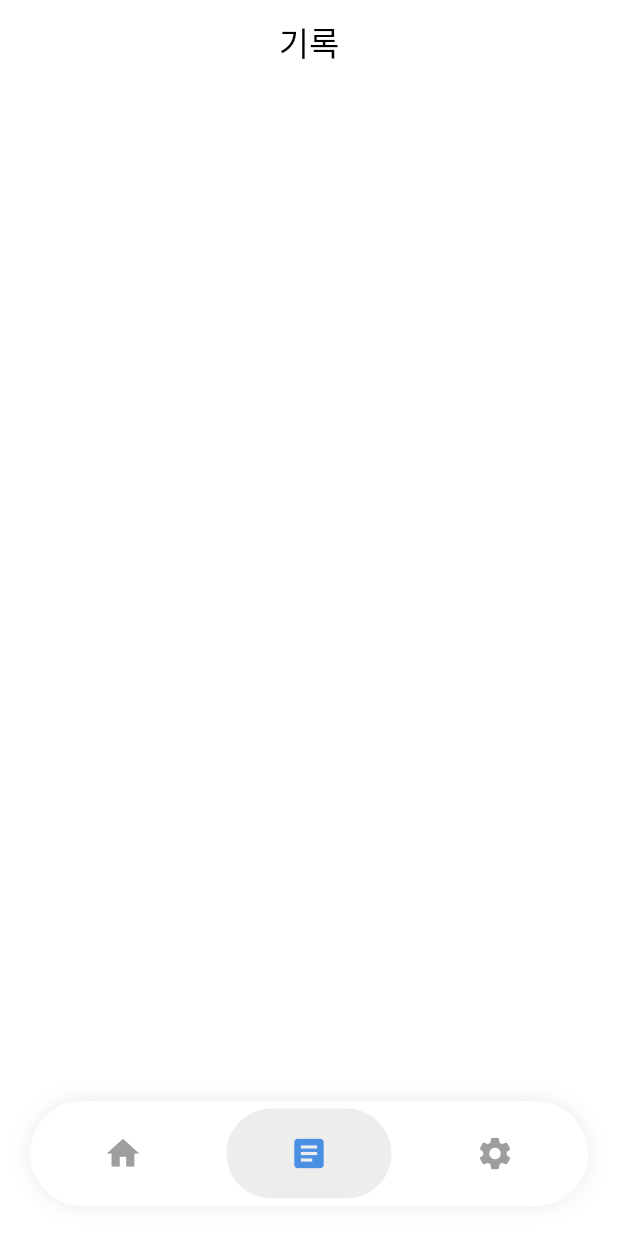
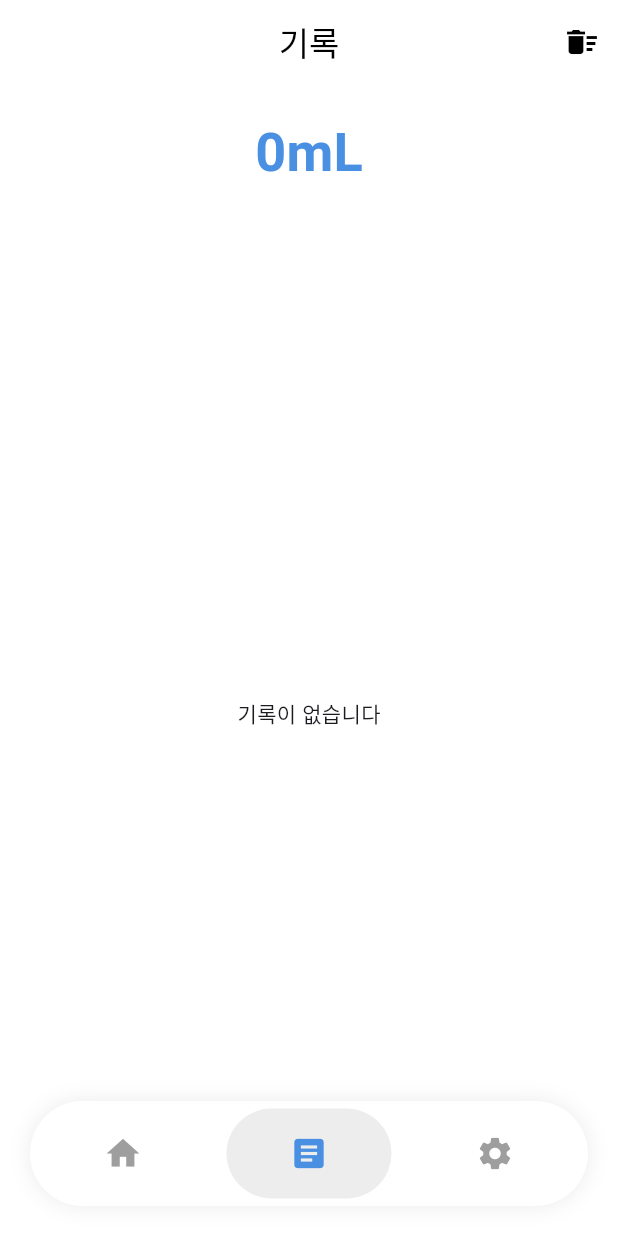
Before and after one commit to zpgool/SipTime, a Flutter app: the screen it shows after launch, item 2 of the bottom bar chosen, on a phone screen of 412 x 824 dp. Run offline on Flutter 3.47's test engine with Material 3 defaults, Android fonts, the phone set to English and light mode, and no system bars; our stand-ins replace go_router.

Commit message:
feat: 물 섭취 기록 조회 및 삭제 기능 구현

```diff
--- a/lib/app.dart
+++ b/lib/app.dart
@@ -41,6 +41,7 @@ class _AppState extends State<MyApp> {
       ),
 
       home: Scaffold(
+          extendBody: true,
         body: AnimatedSwitcher(
           duration: const Duration(milliseconds: 250),
           child: pages[currentIndex],
--- /dev/null
+++ b/lib/models/water_record.dart
@@ -0,0 +1,9 @@
+class WaterRecord {
+  final int amount;
+  final DateTime time;
+
+  WaterRecord({
+    required this.amount,
+    required this.time,
+  });
+}
--- a/lib/screens/history_screen.dart
+++ b/lib/screens/history_screen.dart
@@ -1,15 +1,84 @@
 import 'package:flutter/material.dart';
-import 'package:go_router/go_router.dart';
-import 'package:siptime/widgets/bottom_navigation_bar.dart';
+import 'package:provider/provider.dart';
+
+import '../providers/water_provider.dart';
 
 class HistoryScreen extends StatelessWidget {
   const HistoryScreen({super.key});
 
   @override
   Widget build(BuildContext context) {
+    final provider = context.watch<WaterProvider>();
+
     return Scaffold(
-      appBar: AppBar(centerTitle: true, title: const Text('기록')),
-      body: Center(),
+      appBar: AppBar(
+        centerTitle: true,
+        title: const Text("기록"),
+        actions: [
+          IconButton(
+            icon: const Icon(Icons.delete_sweep),
+            onPressed: provider.clearRecords,
+          ),
+        ],
+      ),
+      body: Padding(
+        padding: const EdgeInsets.all(20),
+        child: Column(
+          children: [
+            Text(
+              "${provider.totalWater}mL",
+              style: const TextStyle(
+                fontSize: 36,
+                fontWeight: FontWeight.bold,
+                color: Color(0xff4a90e2),
+              ),
+            ),
+
+            const SizedBox(height: 20),
+
+            Expanded(
+              child: provider.records.isEmpty
+                  ? const Center(
+                      child: Text("기록이 없습니다"),
+                    )
+                  : ListView.builder(
+                      itemCount: provider.records.length,
+                      itemBuilder: (context, index) {
+                        final record = provider.records[index];
+
+                        return Card(
+                          margin: const EdgeInsets.only(bottom: 10),
+                          color: Color(0xffE6F2FF),
+                          child: ListTile(
+                            leading: const Icon(
+                              Icons.local_drink,
+                              color: Color(0xff4a90e2),
+                            ),
+                            title: Text(
+                              "${record.amount}mL",
+                              style: const TextStyle(
+                                fontWeight: FontWeight.bold,
+                              ),
+                            ),
+                            subtitle: Text(
+                              TimeOfDay.fromDateTime(
+                                record.time,
+                              ).format(context),
+                            ),
+                            trailing: IconButton(
+                              icon: const Icon(Icons.delete),
+                              onPressed: () {
+                                provider.deleteRecord(index);
+                              },
+                            ),
+                          ),
+                        );
+                      },
+                    ),
+            ),
+          ],
+        ),
+      ),
     );
   }
 }
```
Also changed, not shown: lib/main.dart (+9 -1 lines), lib/providers/water_provider.dart (added, +40 -0 lines), lib/screens/home_screen.dart (+20 -30 lines).
